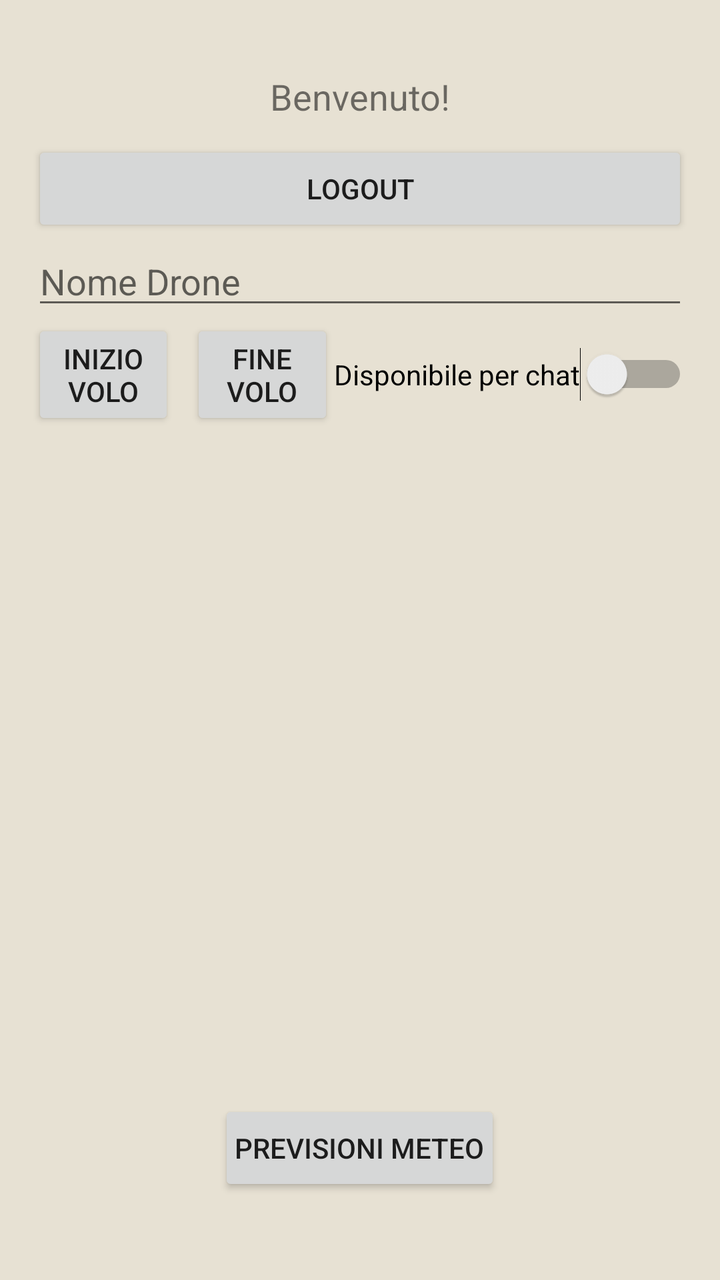
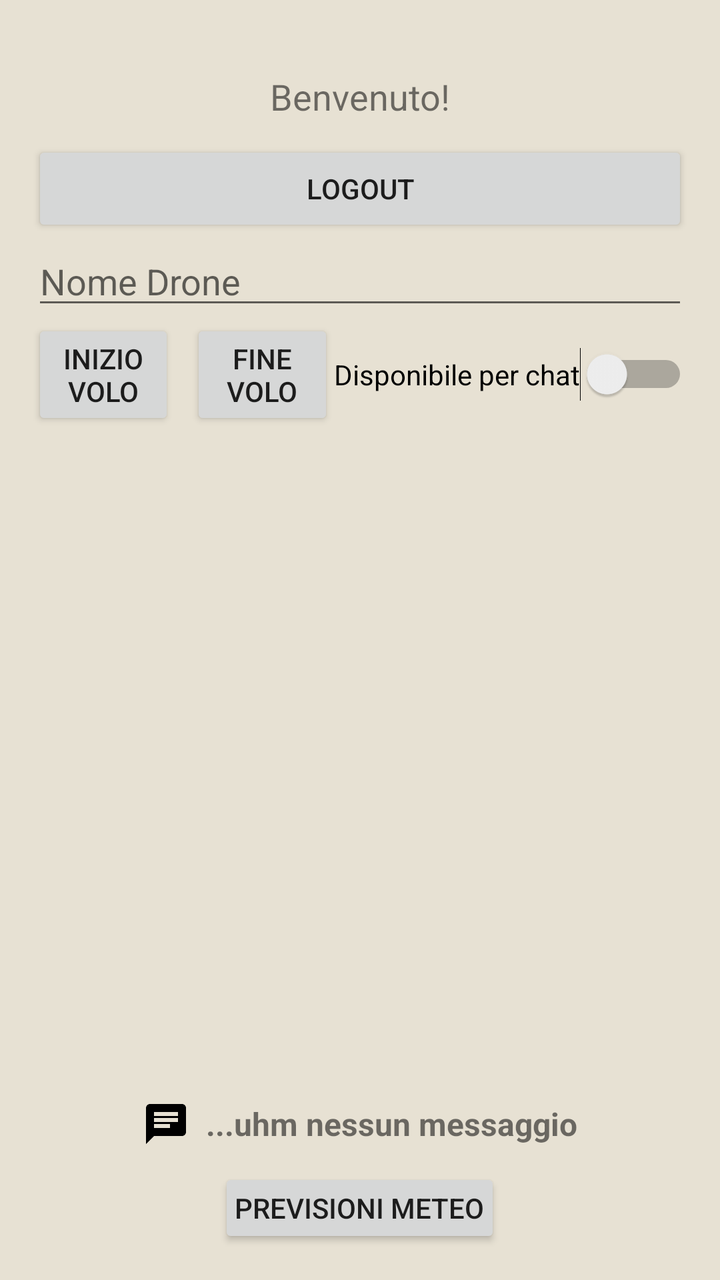

Screens rendered from an Android XML layout before and after an edit, with the pre-edit source and the edit as a unified diff.
<!-- AndroidManifest.xml: activity theme Theme.AppCompat.Light -->
<!-- res/layout/activity_dashboard.xml -->
<LinearLayout xmlns:android="http://schemas.android.com/apk/res/android"
    android:layout_width="match_parent"
    android:layout_height="match_parent"
    android:orientation="vertical"
    android:background="#e7e1d3"
    android:padding="16dp">

    <TextView
        android:id="@+id/welcomeTextView"
        android:layout_width="match_parent"
        android:layout_height="wrap_content"
        android:text="Benvenuto!"
        android:textSize="18sp"
        android:gravity="center"
        android:layout_marginTop="10dp"
        android:padding="10dp"/>

    <Button
        android:id="@+id/logoutButton"
        android:layout_width="match_parent"
        android:layout_height="wrap_content"
        android:text="Logout" />

    <EditText
        android:id="@+id/droneField"
        android:layout_width="match_parent"
        android:layout_height="wrap_content"
        android:hint="Nome Drone" />

    
    <LinearLayout
        android:layout_width="match_parent"
        android:layout_height="wrap_content"
        android:orientation="horizontal"
        android:gravity="center">

        <Button
            android:id="@+id/startFlightButton"
            android:layout_width="0dp"
            android:layout_weight="1"
            android:layout_height="wrap_content"
            android:text="Inizio volo"
            android:layout_marginEnd="8dp"/>

        <Button
            android:id="@+id/stopFlightButton"
            android:layout_width="0dp"
            android:layout_weight="1"
            android:layout_height="wrap_content"
            android:text="Fine volo"/>

        <Switch
            android:id="@+id/chatToggle"
            android:layout_width="wrap_content"
            android:layout_height="wrap_content"
            android:text="Disponibile per chat"/>

    </LinearLayout>

    <FrameLayout
        android:id="@+id/mapContainer"
        android:layout_width="match_parent"
        android:layout_height="325dp"
        android:visibility="visible" />

    <LinearLayout
        android:id="@+id/new_message_container"
        android:layout_width="wrap_content"
        android:layout_height="wrap_content"
        android:orientation="horizontal"
        android:gravity="center"
        android:visibility="gone"
        android:layout_marginTop="10dp"
        android:layout_gravity="center_horizontal">

        <ImageView
            android:id="@+id/new_message_icon"
            android:layout_width="24dp"
            android:layout_height="24dp"
            android:src="@drawable/ic_mail"
            android:contentDescription="Nuovo messaggio" />

        <TextView
            android:id="@+id/new_message_text"
            android:layout_width="wrap_content"
            android:layout_height="wrap_content"
            android:text="Hai posta!"
            android:textSize="16sp"
            android:textStyle="bold"
            android:paddingStart="8dp" />
    </LinearLayout>

    <LinearLayout
        android:id="@+id/weather_info_container"
        android:layout_width="match_parent"
        android:layout_height="wrap_content"
        android:orientation="vertical"
        android:layout_marginTop="10dp"
        android:gravity="center">


        
        <Button
            android:id="@+id/weather_forecast_button"
            android:layout_width="wrap_content"
            android:layout_height="wrap_content"
            android:text="Previsioni Meteo"
            android:padding="8dp"/>
    </LinearLayout>


</LinearLayout>
<!-- resources referenced by this layout -->
<resources>
  <!-- drawable ic_mail (drawable) -->
  <vector xmlns:android="http://schemas.android.com/apk/res/android" android:autoMirrored="true" android:height="24dp" android:tint="#000000" android:viewportHeight="24" android:viewportWidth="24" android:width="24dp">
        
      <path android:fillColor="@android:color/white" android:pathData="M20,2L4,2c-1.1,0 -1.99,0.9 -1.99,2L2,22l4,-4h14c1.1,0 2,-0.9 2,-2L22,4c0,-1.1 -0.9,-2 -2,-2zM6,9h12v2L6,11L6,9zM14,14L6,14v-2h8v2zM18,8L6,8L6,6h12v2z"/>
      
  </vector>
</resources>

<!-- the commit's change to res/layout/activity_dashboard.xml (unified diff, before → after) -->
@@ -69,7 +69,7 @@
         android:layout_height="wrap_content"
         android:orientation="horizontal"
         android:gravity="center"
-        android:visibility="gone"
+        android:visibility="visible"
         android:layout_marginTop="10dp"
         android:layout_gravity="center_horizontal">
 
@@ -78,13 +78,13 @@
             android:layout_width="24dp"
             android:layout_height="24dp"
             android:src="@drawable/ic_mail"
-            android:contentDescription="Nuovo messaggio" />
+            android:contentDescription="Nessun messaggio" />
 
         <TextView
             android:id="@+id/new_message_text"
             android:layout_width="wrap_content"
             android:layout_height="wrap_content"
-            android:text="Hai posta!"
+            android:text="...uhm nessun messaggio"
             android:textSize="16sp"
             android:textStyle="bold"
             android:paddingStart="8dp" />
@@ -98,7 +98,6 @@
         android:layout_marginTop="10dp"
         android:gravity="center">
 
-
         
         <Button
             android:id="@+id/weather_forecast_button"
